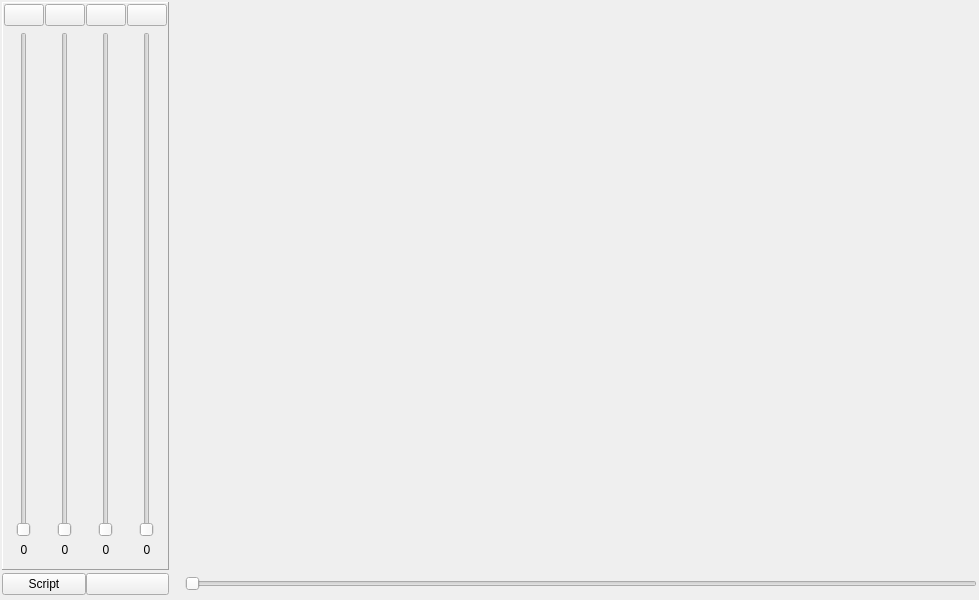
The window that vidfilter_scripter/res/main_window.ui (Zen-Master-SoSo/vidfilter_scripter) describes before a commit, drawn with Qt 5.
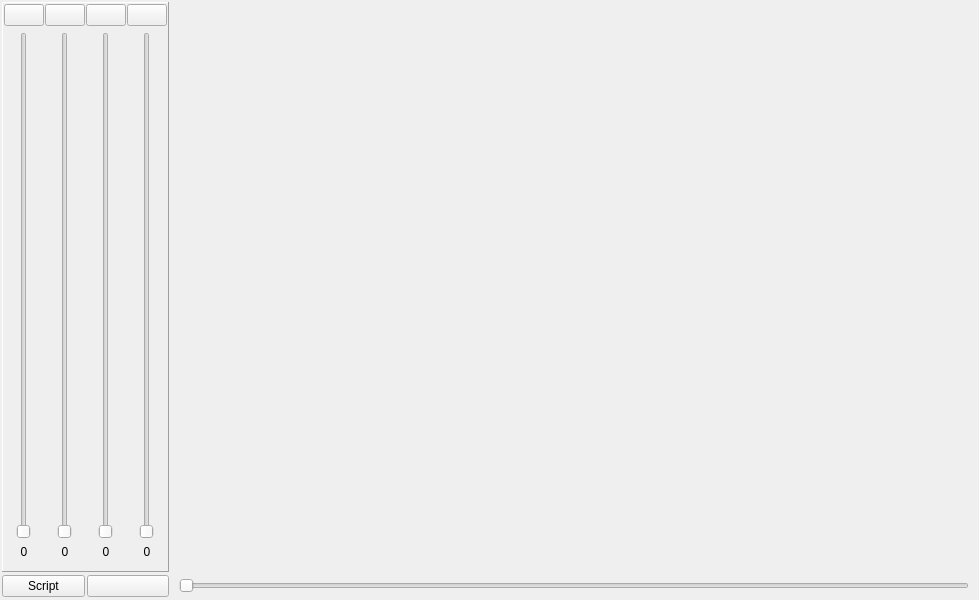
The same window after the commit. Icons and pictures are not drawn.

The edit to the form file:
```diff
--- a/vidfilter_scripter/res/main_window.ui
+++ b/vidfilter_scripter/res/main_window.ui
@@ -25,12 +25,9 @@
      <number>2</number>
     </property>
     <property name="bottomMargin">
-     <number>4</number>
+     <number>2</number>
     </property>
-    <property name="horizontalSpacing">
-     <number>16</number>
-    </property>
-    <property name="verticalSpacing">
+    <property name="spacing">
      <number>2</number>
     </property>
     <item row="0" column="0">
@@ -550,6 +547,24 @@
      </layout>
     </item>
     <item row="1" column="1">
+     <layout class="QHBoxLayout" name="horizontalLayout_2">
+      <item>
+       <spacer name="horizontalSpacer">
+        <property name="orientation">
+         <enum>Qt::Horizontal</enum>
+        </property>
+        <property name="sizeType">
+         <enum>QSizePolicy::Fixed</enum>
+        </property>
+        <property name="sizeHint" stdset="0">
+         <size>
+          <width>8</width>
+          <height>20</height>
+         </size>
+        </property>
+       </spacer>
+      </item>
+      <item>
      <widget class="QSlider" name="sld_position">
       <property name="sizePolicy">
        <sizepolicy hsizetype="Expanding" vsizetype="Minimum">
@@ -570,6 +585,24 @@
        <enum>Qt::Horizontal</enum>
       </property>
      </widget>
+      </item>
+      <item>
+       <spacer name="horizontalSpacer_2">
+        <property name="orientation">
+         <enum>Qt::Horizontal</enum>
+        </property>
+        <property name="sizeType">
+         <enum>QSizePolicy::Fixed</enum>
+        </property>
+        <property name="sizeHint" stdset="0">
+         <size>
+          <width>8</width>
+          <height>20</height>
+         </size>
+        </property>
+       </spacer>
+      </item>
+     </layout>
     </item>
    </layout>
   </widget>
```
Lines whose indentation alone changed are shown as unchanged.
